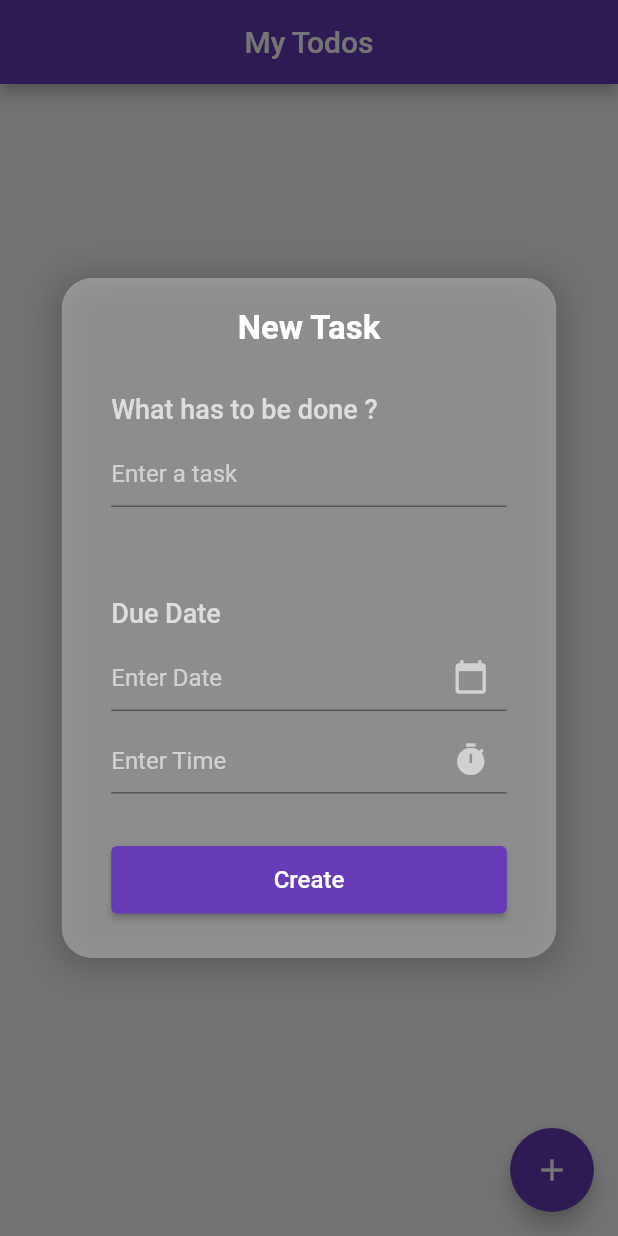
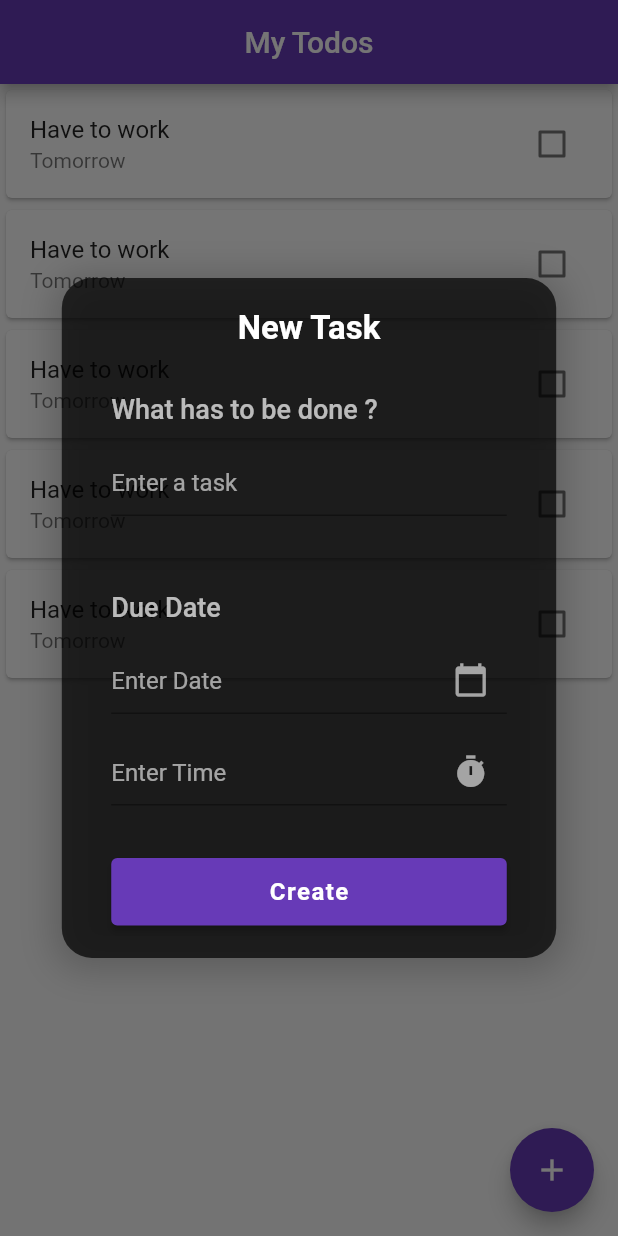
Before and after one commit to hafizflow/Todo-App, a Flutter app: the screen it shows after launch, after a tap on the "add" icon, on a phone screen of 412 x 824 dp. Run offline on Flutter 3.47's test engine with Material 3 defaults, Android fonts, the phone set to English and light mode, and no system bars.

Commit message:
ui almost done

```diff
--- a/lib/home_screen.dart
+++ /dev/null
@@ -1,43 +0,0 @@
-import 'package:flutter/material.dart';
-import 'package:provider/provider.dart';
-import 'package:to_do_provider/constant/constant.dart';
-import 'package:to_do_provider/todo_provider.dart';
-import 'package:to_do_provider/widgets/CustomDialog.dart';
-
-class HomeScreen extends StatelessWidget {
-  const HomeScreen({super.key});
-
-  @override
-  Widget build(BuildContext context) {
-    return Scaffold(
-      appBar: AppBar(
-        title: const Text('My Todos'),
-        centerTitle: true,
-      ),
-      body: Consumer<TodoProvider>(builder: (context, todoProvider, child) {
-        return ListView.separated(
-          itemBuilder: (context, index) => ListTile(
-            title: Text('${todoProvider.todos[index].title} ${index + 1}'),
-            subtitle:
-                Text('${todoProvider.todos[index].description} ${index + 1}'),
-            trailing: const Icon(
-              Icons.check_circle,
-              color: Colors.deepPurple,
-            ),
-          ),
-          separatorBuilder: (_, __) => const Divider(color: primary),
-          itemCount: todoProvider.todos.length,
-        );
-      }),
-      floatingActionButton: FloatingActionButton(
-        onPressed: () {
-          showDialog(
-            context: context,
-            builder: (context) => const CustomDialog(),
-          );
-        },
-        child: const Icon(Icons.add),
-      ),
-    );
-  }
-}
--- a/lib/main.dart
+++ b/lib/main.dart
@@ -1,7 +1,7 @@
 import 'package:flutter/material.dart';
 import 'package:provider/provider.dart';
-import 'package:to_do_provider/home_screen.dart';
-import 'package:to_do_provider/todo_provider.dart';
+import 'package:to_do_provider/screens/home_screen.dart';
+import 'package:to_do_provider/provider/todo_provider.dart';
 
 void main() {
   runApp(const MyApp());
@@ -21,6 +21,7 @@ class MyApp extends StatelessWidget {
           primarySwatch: Colors.deepPurple,
           useMaterial3: false,
         ),
+        // theme: ThemeData.dark(),
         debugShowCheckedModeBanner: false,
         home: const HomeScreen(),
       ),
--- /dev/null
+++ b/lib/screens/home_screen.dart
@@ -0,0 +1,38 @@
+import 'package:flutter/material.dart';
+import 'package:to_do_provider/widgets/CustomDialog.dart';
+
+class HomeScreen extends StatelessWidget {
+  const HomeScreen({super.key});
+
+  @override
+  Widget build(BuildContext context) {
+    return Scaffold(
+      appBar: AppBar(
+        title: const Text('My Todos'),
+        centerTitle: true,
+      ),
+      body: ListView.builder(
+        itemBuilder: (context, index) => Card(
+          child: ListTile(
+            title: const Text('Have to work'),
+            subtitle: const Text('Tomorrow'),
+            trailing: Checkbox(
+              value: false,
+              onChanged: (bool? value) {},
+            ),
+          ),
+        ),
+        itemCount: 5,
+      ),
+      floatingActionButton: FloatingActionButton(
+        onPressed: () {
+          showDialog(
+            context: context,
+            builder: (context) => const CustomDialog(),
+          );
+        },
+        child: const Icon(Icons.add),
+      ),
+    );
+  }
+}
--- a/lib/widgets/CustomDialog.dart
+++ b/lib/widgets/CustomDialog.dart
@@ -8,13 +8,15 @@ class CustomDialog extends StatelessWidget {
   @override
   Widget build(BuildContext context) {
     final mq = MediaQuery.of(context).size;
-    return Dialog(
+    return GestureDetector(
+      onTap: () => FocusScope.of(context).unfocus(),
+      child: Dialog(
         backgroundColor: Colors.transparent,
         elevation: 0,
         child: Container(
           decoration: BoxDecoration(
             borderRadius: BorderRadius.circular(20),
-          color: Colors.white.withOpacity(0.3),
+            color: Colors.black.withOpacity(0.7),
             boxShadow: [
               BoxShadow(
                 color: Colors.black.withOpacity(0.2),
@@ -54,9 +56,11 @@ class CustomDialog extends StatelessWidget {
                       fontWeight: FontWeight.w500,
                     ),
                   ),
-                const SizedBox(height: 10),
-                const CustomTextField(hint: 'Enter a task'),
-                const SizedBox(height: 60),
+                  const SizedBox(height: 16),
+                  const CustomTextField(
+                    hint: 'Enter a task',
+                  ),
+                  const SizedBox(height: 50),
                   const Text(
                     'Due Date',
                     style: TextStyle(
@@ -65,17 +69,31 @@ class CustomDialog extends StatelessWidget {
                       fontWeight: FontWeight.w500,
                     ),
                   ),
-                const SizedBox(height: 10),
-                const CustomTextField(
+                  const SizedBox(height: 16),
+                  CustomTextField(
                     readOnly: true,
                     hint: 'Enter Date',
                     icon: Icons.calendar_today,
+                    onTap: () async {
+                      DateTime? date = await showDatePicker(
+                        firstDate: DateTime(2023),
+                        lastDate: DateTime(2030),
+                        initialDate: DateTime.now(),
+                        context: context,
+                      );
+                    },
                   ),
-                const SizedBox(height: 10),
-                const CustomTextField(
+                  const SizedBox(height: 16),
+                  CustomTextField(
                     readOnly: true,
                     hint: 'Enter Time',
                     icon: Icons.timer,
+                    onTap: () async {
+                      TimeOfDay? time = await showTimePicker(
+                        context: context,
+                        initialTime: TimeOfDay.now(),
+                      );
+                    },
                   ),
                   const SizedBox(height: 35),
                   SizedBox(
@@ -83,10 +101,18 @@ class CustomDialog extends StatelessWidget {
                     height: 45,
                     child: ElevatedButton(
                       onPressed: () {},
-                    child: const Text('Create', style: TextStyle(fontSize: 16)),
+                      child: const Text(
+                        'Create',
+                        style: TextStyle(
+                          fontSize: 16,
+                          letterSpacing: 1,
+                          fontWeight: FontWeight.w600,
+                        ),
+                      ),
                     ),
                   )
                 ],
+              ),
             ),
           ),
         ),
@@ -99,6 +125,7 @@ class CustomTextField extends StatelessWidget {
   final String hint;
   final IconData? icon;
   final void Function()? onTap;
+  final void Function(String)? controller;
   final bool readOnly;
   const CustomTextField({
     super.key,
@@ -106,24 +133,31 @@ class CustomTextField extends StatelessWidget {
     this.icon,
     this.onTap,
     this.readOnly = false,
+    this.controller,
   });
 
   @override
   Widget build(BuildContext context) {
     return SizedBox(
       height: 45,
-      child: TextField(
+      child: TextFormField(
+        onTap: onTap,
         style: const TextStyle(color: Colors.white),
         readOnly: readOnly,
         decoration: InputDecoration(
           suffixIcon: InkWell(
-            onTap: onTap,
             child: Icon(icon, color: Colors.white60),
           ),
           hintText: hint,
           hintStyle: const TextStyle(
             color: Colors.white60,
           ),
+          focusedBorder: const UnderlineInputBorder(
+            borderSide: BorderSide(
+              color: Colors.deepPurple,
+              width: 2,
+            ),
+          ),
         ),
       ),
     );
```
Also changed, not shown: lib/provider/todo_provider.dart (renamed from lib/todo_provider.dart). Lines whose indentation alone changed are shown as unchanged.
